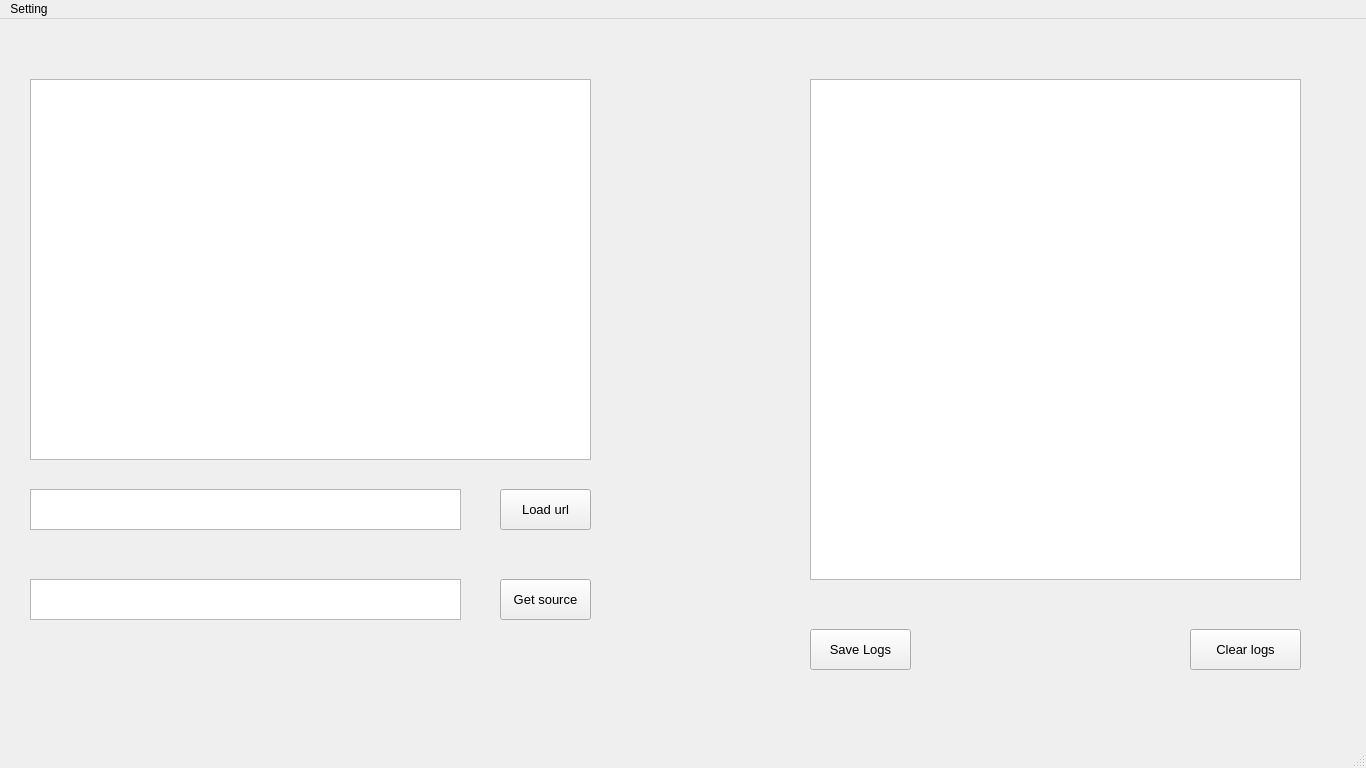
Qt form PyQtDesigner/WebScrapper/WebScrapper.ui (NishantGhanate/PythonScripts) before a commit.
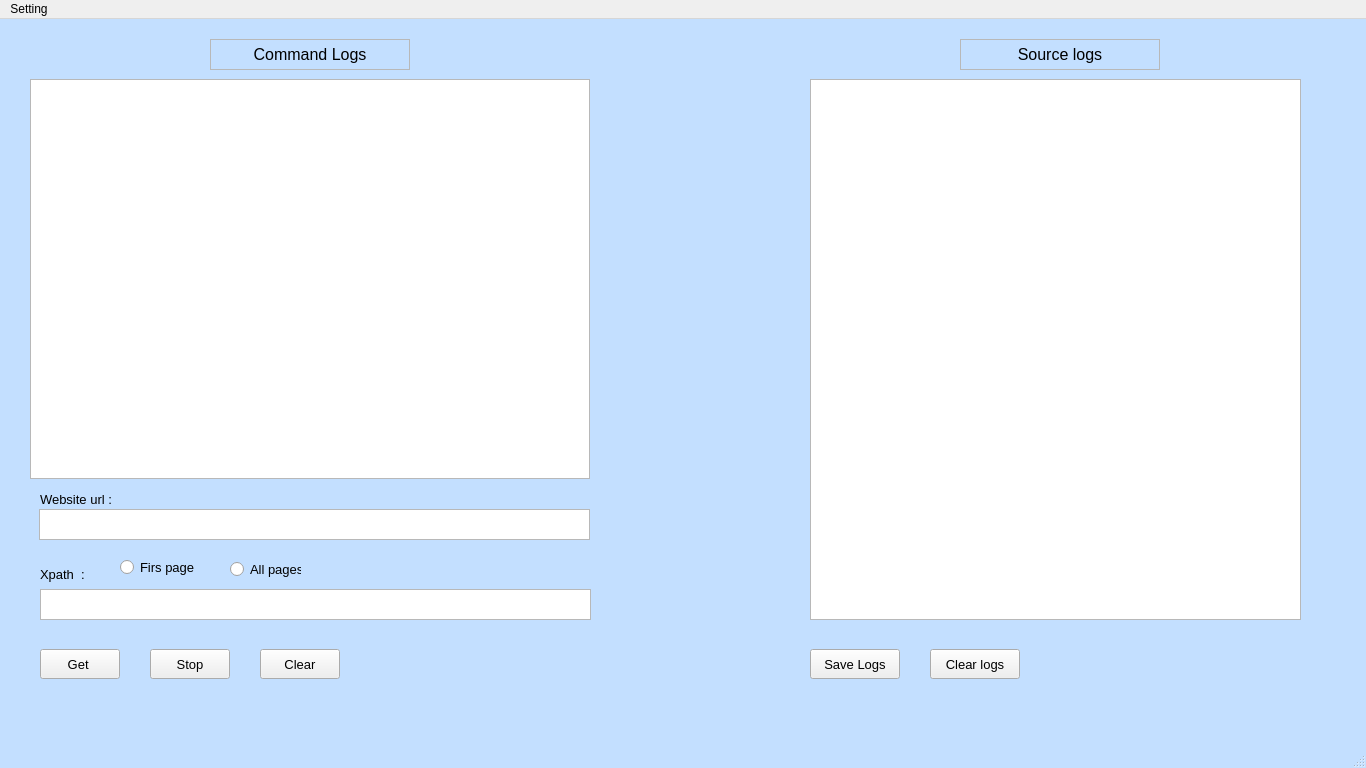
The same form after that commit.

Commit message: Altered to dynamic functions and removed url button

```diff
--- a/PyQtDesigner/WebScrapper/WebScrapper.ui
+++ b/PyQtDesigner/WebScrapper/WebScrapper.ui
@@ -13,14 +13,42 @@
   <property name="windowTitle">
    <string>MainWindow</string>
   </property>
+  <property name="autoFillBackground">
+   <bool>false</bool>
+  </property>
+  <property name="styleSheet">
+   <string notr="true">QMainWindow#MainWindow
+{
+	background-color:rgb(195,223,255);
+	
+}
+
+
+QWidget#centralwidget
+{
+
+	background-size:     cover;                   
+    background-repeat:   no-repeat;
+    background-position: center center;  
+	background-color:rgb(195,223,255);
+	
+
+}
+
+
+</string>
+  </property>
   <widget class="QWidget" name="centralwidget">
+   <property name="styleSheet">
+    <string notr="true"/>
+   </property>
    <widget class="QListWidget" name="listWidgetMain">
     <property name="geometry">
      <rect>
       <x>30</x>
       <y>60</y>
-      <width>561</width>
-      <height>381</height>
+      <width>560</width>
+      <height>400</height>
      </rect>
     </property>
     <property name="font">
@@ -29,31 +57,13 @@
      </font>
     </property>
    </widget>
-   <widget class="QPushButton" name="buttonLoadUrl">
-    <property name="geometry">
-     <rect>
-      <x>500</x>
-      <y>470</y>
-      <width>91</width>
-      <height>41</height>
-     </rect>
-    </property>
-    <property name="font">
-     <font>
-      <pointsize>10</pointsize>
-     </font>
-    </property>
-    <property name="text">
-     <string>Load url</string>
-    </property>
-   </widget>
    <widget class="QListWidget" name="listWidgetLogs">
     <property name="geometry">
      <rect>
       <x>810</x>
       <y>60</y>
       <width>491</width>
-      <height>501</height>
+      <height>541</height>
      </rect>
     </property>
     <property name="font">
@@ -65,10 +75,10 @@
    <widget class="QPushButton" name="buttonGetSource">
     <property name="geometry">
      <rect>
-      <x>500</x>
-      <y>560</y>
-      <width>91</width>
-      <height>41</height>
+      <x>40</x>
+      <y>630</y>
+      <width>80</width>
+      <height>30</height>
      </rect>
     </property>
     <property name="font">
@@ -77,16 +87,16 @@
      </font>
     </property>
     <property name="text">
-     <string>Get source</string>
+     <string>Get </string>
     </property>
    </widget>
    <widget class="QTextEdit" name="textEditUrl">
     <property name="geometry">
      <rect>
-      <x>30</x>
-      <y>470</y>
-      <width>431</width>
-      <height>41</height>
+      <x>39</x>
+      <y>490</y>
+      <width>551</width>
+      <height>31</height>
      </rect>
     </property>
     <property name="font">
@@ -98,10 +108,10 @@
    <widget class="QTextEdit" name="textEditSource">
     <property name="geometry">
      <rect>
-      <x>30</x>
-      <y>560</y>
-      <width>431</width>
-      <height>41</height>
+      <x>40</x>
+      <y>570</y>
+      <width>551</width>
+      <height>31</height>
      </rect>
     </property>
     <property name="font">
@@ -113,10 +123,10 @@
    <widget class="QPushButton" name="buttonClearLogs">
     <property name="geometry">
      <rect>
-      <x>1190</x>
-      <y>610</y>
-      <width>111</width>
-      <height>41</height>
+      <x>930</x>
+      <y>630</y>
+      <width>90</width>
+      <height>30</height>
      </rect>
     </property>
     <property name="font">
@@ -132,9 +142,9 @@
     <property name="geometry">
      <rect>
       <x>810</x>
-      <y>610</y>
-      <width>101</width>
-      <height>41</height>
+      <y>630</y>
+      <width>90</width>
+      <height>30</height>
      </rect>
     </property>
     <property name="font">
@@ -146,6 +156,171 @@
      <string>Save Logs</string>
     </property>
    </widget>
+   <widget class="QRadioButton" name="radioButton">
+    <property name="geometry">
+     <rect>
+      <x>120</x>
+      <y>540</y>
+      <width>82</width>
+      <height>17</height>
+     </rect>
+    </property>
+    <property name="font">
+     <font>
+      <pointsize>10</pointsize>
+     </font>
+    </property>
+    <property name="text">
+     <string>Firs page</string>
+    </property>
+   </widget>
+   <widget class="QPushButton" name="buttonStop">
+    <property name="geometry">
+     <rect>
+      <x>150</x>
+      <y>630</y>
+      <width>80</width>
+      <height>30</height>
+     </rect>
+    </property>
+    <property name="font">
+     <font>
+      <pointsize>10</pointsize>
+     </font>
+    </property>
+    <property name="text">
+     <string>Stop</string>
+    </property>
+   </widget>
+   <widget class="QRadioButton" name="radioButton_2">
+    <property name="geometry">
+     <rect>
+      <x>230</x>
+      <y>540</y>
+      <width>71</width>
+      <height>20</height>
+     </rect>
+    </property>
+    <property name="font">
+     <font>
+      <pointsize>10</pointsize>
+     </font>
+    </property>
+    <property name="text">
+     <string>All pages</string>
+    </property>
+   </widget>
+   <widget class="QLabel" name="labelMain">
+    <property name="geometry">
+     <rect>
+      <x>210</x>
+      <y>20</y>
+      <width>200</width>
+      <height>31</height>
+     </rect>
+    </property>
+    <property name="font">
+     <font>
+      <pointsize>12</pointsize>
+     </font>
+    </property>
+    <property name="autoFillBackground">
+     <bool>false</bool>
+    </property>
+    <property name="frameShape">
+     <enum>QFrame::StyledPanel</enum>
+    </property>
+    <property name="frameShadow">
+     <enum>QFrame::Plain</enum>
+    </property>
+    <property name="text">
+     <string>Command Logs</string>
+    </property>
+    <property name="alignment">
+     <set>Qt::AlignCenter</set>
+    </property>
+   </widget>
+   <widget class="QLabel" name="labelLog">
+    <property name="geometry">
+     <rect>
+      <x>960</x>
+      <y>20</y>
+      <width>200</width>
+      <height>31</height>
+     </rect>
+    </property>
+    <property name="font">
+     <font>
+      <pointsize>12</pointsize>
+     </font>
+    </property>
+    <property name="frameShape">
+     <enum>QFrame::StyledPanel</enum>
+    </property>
+    <property name="frameShadow">
+     <enum>QFrame::Sunken</enum>
+    </property>
+    <property name="text">
+     <string>Source logs</string>
+    </property>
+    <property name="alignment">
+     <set>Qt::AlignCenter</set>
+    </property>
+   </widget>
+   <widget class="QLabel" name="label">
+    <property name="geometry">
+     <rect>
+      <x>40</x>
+      <y>470</y>
+      <width>91</width>
+      <height>21</height>
+     </rect>
+    </property>
+    <property name="font">
+     <font>
+      <pointsize>10</pointsize>
+     </font>
+    </property>
+    <property name="text">
+     <string>Website url :</string>
+    </property>
+   </widget>
+   <widget class="QLabel" name="label_2">
+    <property name="geometry">
+     <rect>
+      <x>40</x>
+      <y>540</y>
+      <width>71</width>
+      <height>31</height>
+     </rect>
+    </property>
+    <property name="font">
+     <font>
+      <pointsize>10</pointsize>
+     </font>
+    </property>
+    <property name="text">
+     <string>Xpath  :</string>
+    </property>
+   </widget>
+   <widget class="QPushButton" name="buttonClear">
+    <property name="geometry">
+     <rect>
+      <x>260</x>
+      <y>630</y>
+      <width>80</width>
+      <height>30</height>
+     </rect>
+    </property>
+    <property name="font">
+     <font>
+      <pointsize>10</pointsize>
+     </font>
+    </property>
+    <property name="text">
+     <string>Clear</string>
+    </property>
+   </widget>
   </widget>
   <widget class="QMenuBar" name="menubar">
    <property name="geometry">
```
Left out of the diff: 2 changed lines with no effect on the pictures. The commit also changes 4 other files.
